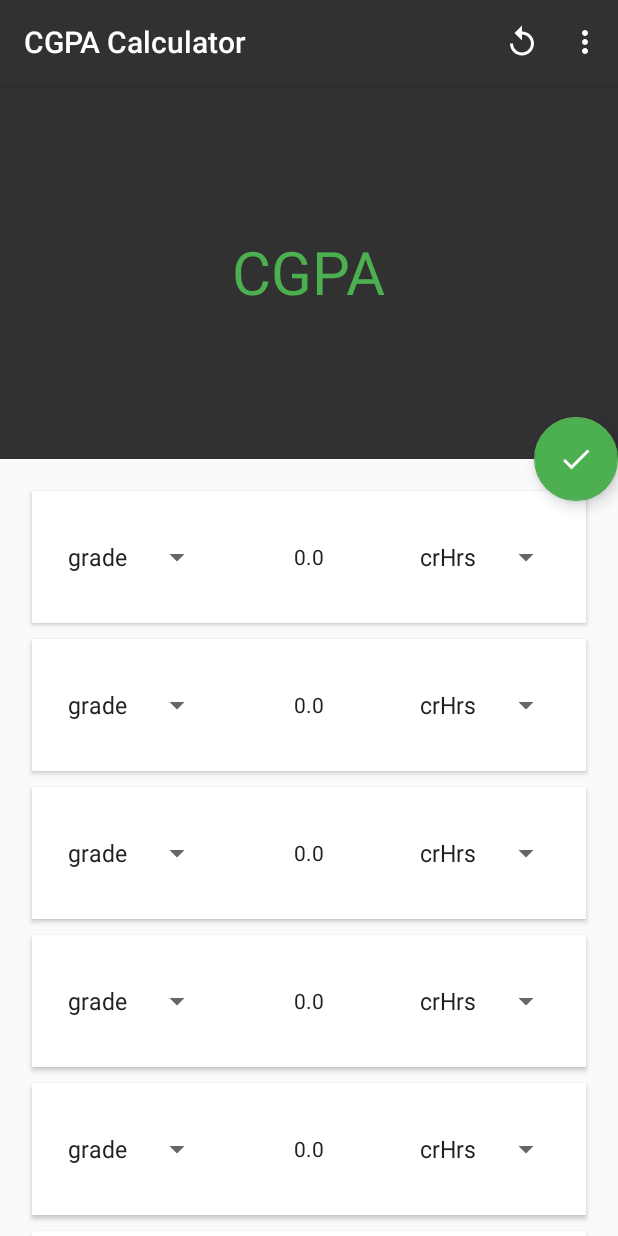
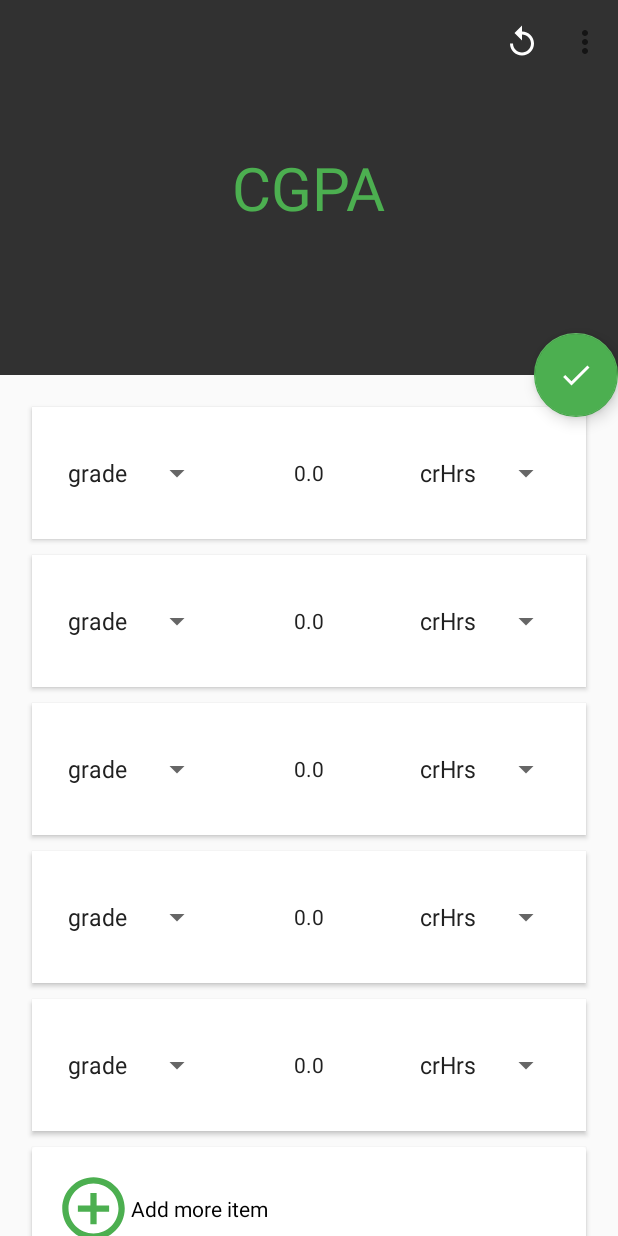
Before and after one commit to bullheadandplato/refactored-fortnight, an Android app: the screen it shows after launch (MainActivity), on a phone screen of 412 x 824 dp. Run offline under Robolectric (Android 15) with nearby library versions, the phone set to English and light mode, and no system bars.

Commit message:
collapsing toolbar k faedy

```diff
--- a/app/src/main/AndroidManifest.xml
+++ b/app/src/main/AndroidManifest.xml
@@ -11,7 +11,9 @@
 
         >
 
-        <activity android:name=".MainActivity">
+        <activity
+            android:name=".MainActivity"
+            android:theme="@style/AppTheme.HomeActivity">
             <intent-filter>
                 <action android:name="android.intent.action.MAIN" />
                 <action android:name="android.intent.action.VIEW"/>
--- a/app/src/main/java/com/osama/cgpacalculator/MainActivity.java
+++ b/app/src/main/java/com/osama/cgpacalculator/MainActivity.java
@@ -3,10 +3,12 @@ package com.osama.cgpacalculator;
 import android.annotation.SuppressLint;
 import android.app.Dialog;
 import android.content.Intent;
+import android.graphics.Color;
+import android.os.Bundle;
+import android.support.design.widget.CollapsingToolbarLayout;
 import android.support.design.widget.Snackbar;
 import android.support.v4.content.ContextCompat;
 import android.support.v7.app.AppCompatActivity;
-import android.os.Bundle;
 import android.support.v7.widget.LinearLayoutManager;
 import android.support.v7.widget.RecyclerView;
 import android.support.v7.widget.Toolbar;
@@ -23,7 +25,7 @@ public class MainActivity extends AppCompatActivity implements SubjectsAdapter.S
     private RecyclerView    mSubjectsList;
     private SubjectsAdapter mAdapter;
     private int             numberOfSubjects    = 5;
-
+    private CollapsingToolbarLayout collapsingToolbarLayout;
     @Override
     protected void onCreate(Bundle savedInstanceState) {
         super.onCreate(savedInstanceState);
@@ -32,8 +34,12 @@ public class MainActivity extends AppCompatActivity implements SubjectsAdapter.S
         setupRecyclerView();
         animateWhat();
 
-        //Toolbar toolbar= (Toolbar) findViewById(R.id.toolbar);
-//        setSupportActionBar(toolbar);
+        setCollapsingBar();
+
+        Toolbar toolbar = (Toolbar) findViewById(R.id.toolbar);
+        setSupportActionBar(toolbar);
+        toolbar.setTitle("");
+
 
         findViewById(R.id.calculate_button).setOnClickListener(new View.OnClickListener() {
             @Override
@@ -41,6 +47,12 @@ public class MainActivity extends AppCompatActivity implements SubjectsAdapter.S
                 calculateButtonClick(view);
             }
         });
+    }
+
+    private void setCollapsingBar() {
+        collapsingToolbarLayout = findViewById(R.id.collapsing_bar);
+        collapsingToolbarLayout.setCollapsedTitleTextColor(Color.parseColor("#4caf50"));
+        collapsingToolbarLayout.setExpandedTitleColor(Color.TRANSPARENT);
     }
 
     @Override
@@ -179,6 +191,8 @@ public class MainActivity extends AppCompatActivity implements SubjectsAdapter.S
         textView.setText("GPA: "+goo);
         gpaAnimation(textView);
         textView.setTextColor(getCgpaColor(goo));
+        collapsingToolbarLayout.setTitle("GPA: " + goo);
+        collapsingToolbarLayout.setCollapsedTitleTextColor(getCgpaColor(goo));
 
     }
     //trying to animate something
--- a/app/src/main/res/layout/activity_main.xml
+++ b/app/src/main/res/layout/activity_main.xml
@@ -7,13 +7,13 @@
     <android.support.design.widget.AppBarLayout
         android:layout_width="match_parent"
         android:layout_height="wrap_content"
-        android:id="@+id/collapsing_bar"
         >
         <android.support.design.widget.CollapsingToolbarLayout
             android:layout_height="250dp"
             android:layout_width="match_parent"
             app:layout_scrollFlags="scroll|exitUntilCollapsed"
             android:background="@color/colorPrimary"
+            android:id="@+id/collapsing_bar"
         >
             <TextView
                 android:layout_width="wrap_content"
@@ -24,6 +24,13 @@
                 android:text="@string/cgpa_message"
                 android:id="@+id/show_cgpa_textview"
                 />
+
+            <android.support.v7.widget.Toolbar
+                android:id="@+id/toolbar"
+                android:layout_width="match_parent"
+                android:layout_height="90dp"
+                app:layout_collapseMode="pin"
+                app:popupTheme="@style/ThemeOverlay.AppCompat.Light" />
 
         </android.support.design.widget.CollapsingToolbarLayout>
     </android.support.design.widget.AppBarLayout>
--- a/app/src/main/res/values/styles.xml
+++ b/app/src/main/res/values/styles.xml
@@ -1,6 +1,14 @@
 <resources>
 
     <style name="AppTheme" parent="Theme.AppCompat.Light.DarkActionBar">
+        <item name="colorPrimary">@color/colorPrimary</item>
+        <item name="colorPrimaryDark">@color/colorPrimaryDark</item>
+        <item name="colorAccent">@color/colorAccent</item>
+        <item name="android:textColorPrimary">@color/textColorPrimary</item>
+        <item name="android:textColorTertiary">@color/textColorTertiary</item>
+    </style>
+
+    <style name="AppTheme.HomeActivity" parent="Theme.AppCompat.Light.NoActionBar">
         <item name="colorPrimary">@color/colorPrimary</item>
         <item name="colorPrimaryDark">@color/colorPrimaryDark</item>
         <item name="colorAccent">@color/colorAccent</item>
```
